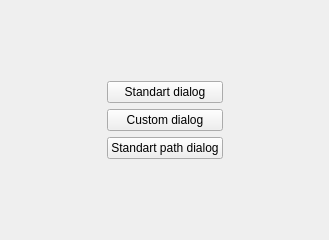
First picture: the form in Qt-Widgets-Examples/QDialog-Example/src/view/ui/MainWindow.ui, repository STyulenev/Qt-CPP-Examples, before the edit.
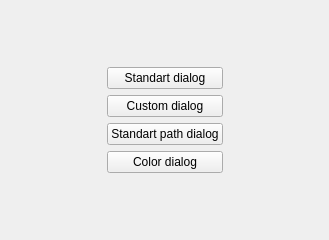
Second picture: the form after the edit.

Commit message: Added QColorDialog example

The edit to the form file:
```diff
--- a/Qt-Widgets-Examples/QDialog-Example/src/view/ui/MainWindow.ui
+++ b/Qt-Widgets-Examples/QDialog-Example/src/view/ui/MainWindow.ui
@@ -64,6 +64,13 @@
         </property>
        </widget>
       </item>
+      <item>
+       <widget class="QPushButton" name="standartColorDialogButton">
+        <property name="text">
+         <string>Color dialog</string>
+        </property>
+       </widget>
+      </item>
      </layout>
     </item>
     <item row="1" column="3">
```
The commit also changes 2 other files.
